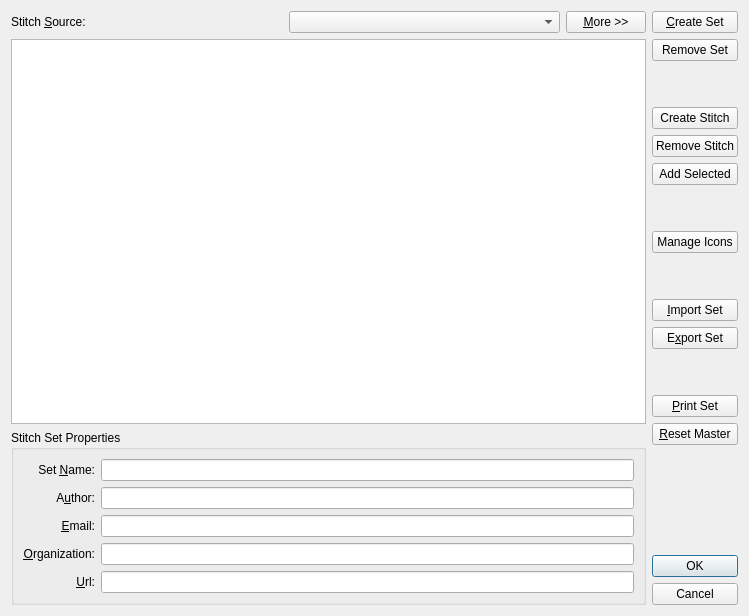
Qt form src/stitchlibrary.ui (iPenguin/CrochetCharts) before a commit.
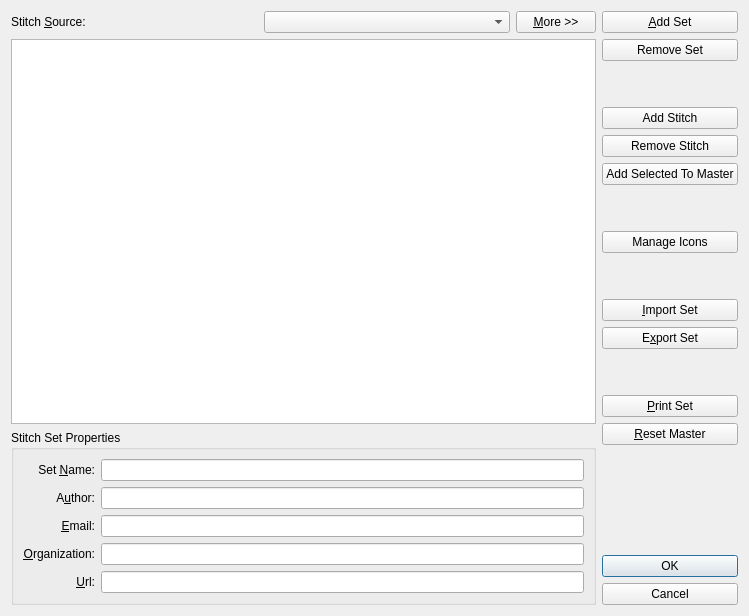
The same form after that commit.

Commit message: Renamed some buttons in the library

```diff
--- a/src/stitchlibrary.ui
+++ b/src/stitchlibrary.ui
@@ -189,7 +189,7 @@
      <item>
       <widget class="QPushButton" name="createSet">
        <property name="text">
-        <string>&amp;Create Set</string>
+        <string>&amp;Add Set</string>
        </property>
       </widget>
      </item>
@@ -219,7 +219,7 @@
      <item>
       <widget class="QPushButton" name="addStitch">
        <property name="text">
-        <string>Create Stitch</string>
+        <string>Add Stitch</string>
        </property>
       </widget>
      </item>
@@ -233,7 +233,7 @@
      <item>
       <widget class="QPushButton" name="addSelected">
        <property name="text">
-        <string>Add Selected</string>
+        <string>Add Selected To Master</string>
        </property>
       </widget>
      </item>
```
